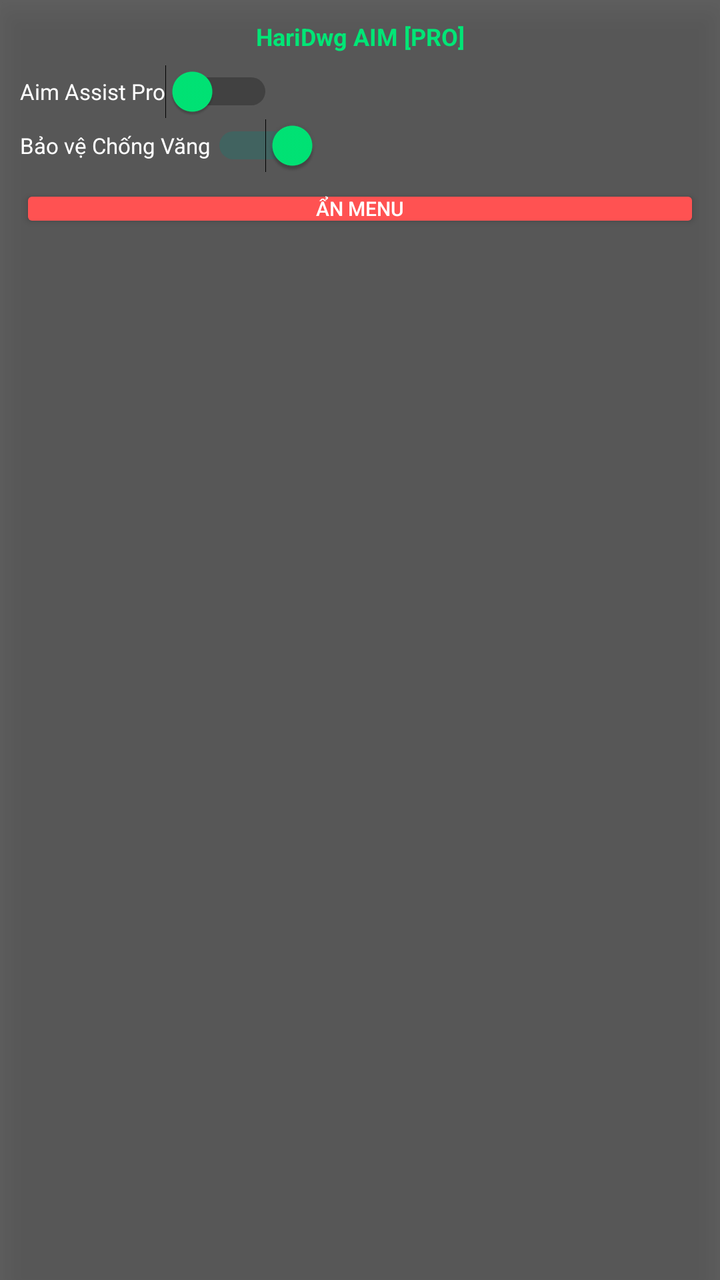
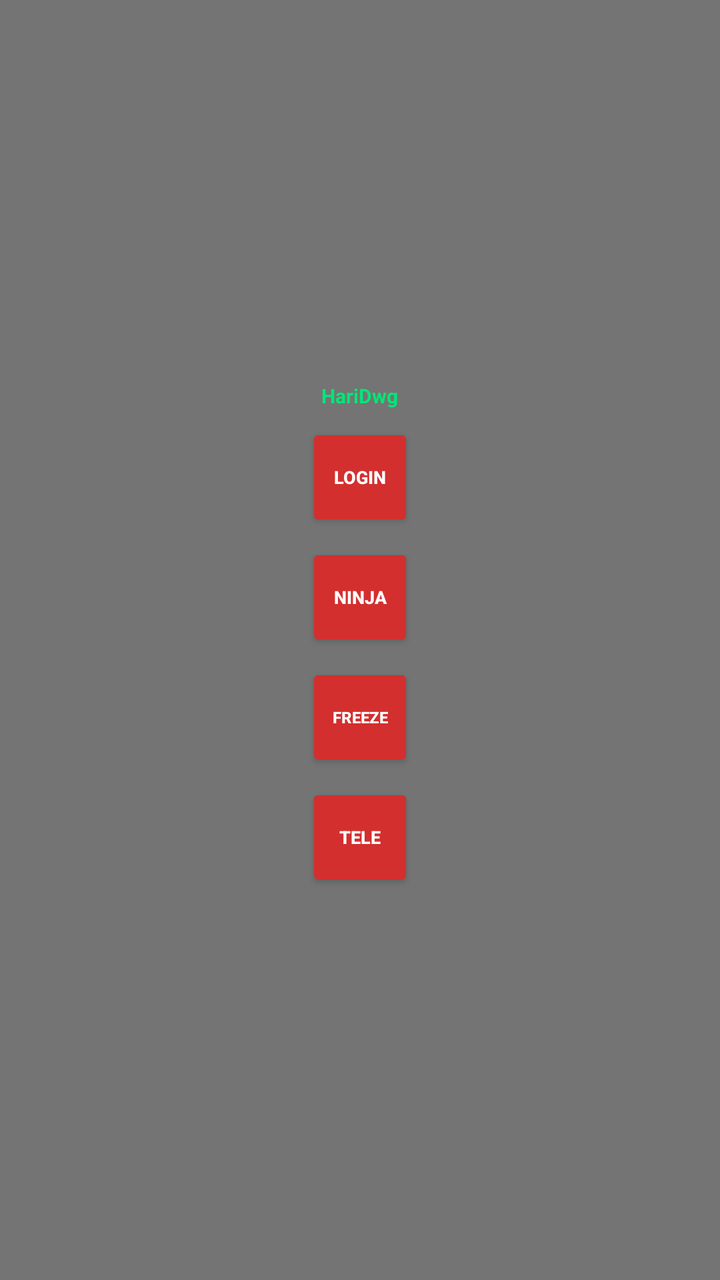

Before-and-after screenshots of an Android layout around one commit, followed by the original layout XML and the change that was made.
<!-- AndroidManifest.xml: application theme Theme.AppCompat.DayNight.DarkActionBar -->
<!-- res/layout/floating_menu.xml -->
<?xml version="1.0" encoding="utf-8"?>
<LinearLayout xmlns:android="http://schemas.android.com/apk/res/android"
    android:layout_width="wrap_content"
    android:layout_height="wrap_content"
    android:background="#99000000"
    android:orientation="vertical"
    android:padding="10dp"
    android:elevation="10dp">

    
    <TextView
        android:id="@+id/tvTitle"
        android:layout_width="match_parent"
        android:layout_height="wrap_content"
        android:gravity="center"
        android:text="HariDwg AIM [PRO]"
        android:textColor="#00E676"
        android:textSize="12sp"
        android:textStyle="bold"
        android:layout_marginBottom="6dp"/>

    
    <Switch
        android:id="@+id/switchAim"
        android:layout_width="wrap_content"
        android:layout_height="wrap_content"
        android:text="Aim Assist Pro"
        android:textColor="#FFFFFF"
        android:textSize="11sp"
        android:thumbTint="#00E676"/>

    <Switch
        android:id="@+id/switchAntiCrash"
        android:layout_width="wrap_content"
        android:layout_height="wrap_content"
        android:text="Bảo vệ Chống Văng"
        android:textColor="#FFFFFF"
        android:textSize="11sp"
        android:thumbTint="#00E676"
        android:checked="true"/>
        
    <Button
        android:id="@+id/btnCloseMenu"
        android:layout_width="match_parent"
        android:layout_height="24dp"
        android:layout_marginTop="6dp"
        android:backgroundTint="#FF5252"
        android:text="Ẩn Menu"
        android:textColor="#FFFFFF"
        android:textSize="10sp"
        android:padding="0dp"/>
</LinearLayout>
<!-- resources referenced by this layout -->
<resources>

</resources>

<!-- the commit's change to res/layout/floating_menu.xml (unified diff, before → after) -->
@@ -2,51 +2,65 @@
 <LinearLayout xmlns:android="http://schemas.android.com/apk/res/android"
     android:layout_width="wrap_content"
     android:layout_height="wrap_content"
-    android:background="#99000000"
+    android:background="#88000000"
+    android:gravity="center"
     android:orientation="vertical"
-    android:padding="10dp"
-    android:elevation="10dp">
+    android:padding="8dp">
 
     
     <TextView
         android:id="@+id/tvTitle"
-        android:layout_width="match_parent"
+        android:layout_width="wrap_content"
         android:layout_height="wrap_content"
-        android:gravity="center"
-        android:text="HariDwg AIM [PRO]"
+        android:text="HariDwg"
         android:textColor="#00E676"
-        android:textSize="12sp"
+        android:textSize="10sp"
         android:textStyle="bold"
-        android:layout_marginBottom="6dp"/>
+        android:layout_marginBottom="4dp"/>
 
     
-    <Switch
-        android:id="@+id/switchAim"
-        android:layout_width="wrap_content"
-        android:layout_height="wrap_content"
-        android:text="Aim Assist Pro"
+    <Button
+        android:id="@+id/btnLogin"
+        android:layout_width="54dp"
+        android:layout_height="54dp"
+        android:layout_margin="3dp"
+        android:backgroundTint="#D32F2F"
+        android:text="LOGIN"
         android:textColor="#FFFFFF"
-        android:textSize="11sp"
-        android:thumbTint="#00E676"/>
+        android:textSize="9sp"
+        android:textStyle="bold" />
 
-    <Switch
-        android:id="@+id/switchAntiCrash"
-        android:layout_width="wrap_content"
-        android:layout_height="wrap_content"
-        android:text="Bảo vệ Chống Văng"
+    <Button
+        android:id="@+id/btnNinja"
+        android:layout_width="54dp"
+        android:layout_height="54dp"
+        android:layout_margin="3dp"
+        android:backgroundTint="#D32F2F"
+        android:text="NINJA"
         android:textColor="#FFFFFF"
-        android:textSize="11sp"
-        android:thumbTint="#00E676"
-        android:checked="true"/>
-        
+        android:textSize="9sp"
+        android:textStyle="bold" />
+
     <Button
-        android:id="@+id/btnCloseMenu"
-        android:layout_width="match_parent"
-        android:layout_height="24dp"
-        android:layout_marginTop="6dp"
-        android:backgroundTint="#FF5252"
-        android:text="Ẩn Menu"
+        android:id="@+id/btnFreeze"
+        android:layout_width="54dp"
+        android:layout_height="54dp"
+        android:layout_margin="3dp"
+        android:backgroundTint="#D32F2F"
+        android:text="FREEZE"
         android:textColor="#FFFFFF"
-        android:textSize="10sp"
-        android:padding="0dp"/>
+        android:textSize="8sp"
+        android:textStyle="bold" />
+
+    <Button
+        android:id="@+id/btnTele"
+        android:layout_width="54dp"
+        android:layout_height="54dp"
+        android:layout_margin="3dp"
+        android:backgroundTint="#D32F2F"
+        android:text="TELE"
+        android:textColor="#FFFFFF"
+        android:textSize="9sp"
+        android:textStyle="bold" />
+
 </LinearLayout>
